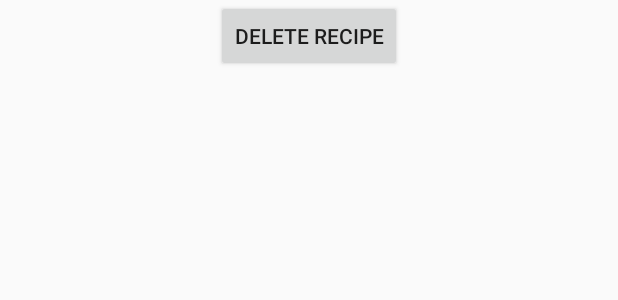
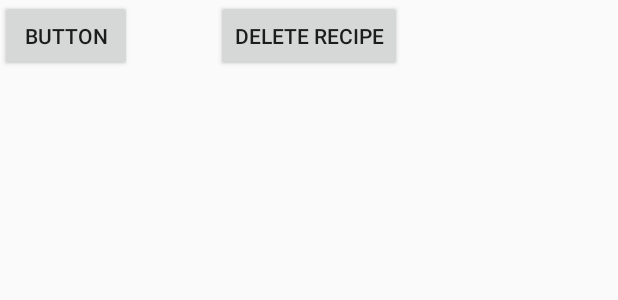
Before and after one commit to charliekid/FrugalFoodie, an Android app: the layout activity_admin_menu.xml on its own in the app's theme, with its tools: preview values and no code run, on a phone screen of 412 x 824 dp. Shown: the top 300 px of the screen. Run offline under Robolectric (Android 15) with nearby library versions, the phone set to English and light mode, and no system bars.

```diff
--- a/app/src/main/AndroidManifest.xml
+++ b/app/src/main/AndroidManifest.xml
@@ -9,7 +9,8 @@
         android:roundIcon="@mipmap/ic_launcher_round"
         android:supportsRtl="true"
         android:theme="@style/AppTheme">
-        <activity android:name=".Admin.AdminDeleteRecipeActivity"></activity>
+        <activity android:name=".DummyViewRecipes"></activity>
+        <activity android:name=".Admin.AdminDeleteRecipeActivity" />
         <activity android:name=".Admin.AdminMenuActivity" />
         <activity android:name=".UploadRecipe" />
         <activity android:name=".ViewRecipe" />
--- a/app/src/main/res/layout/activity_admin_menu.xml
+++ b/app/src/main/res/layout/activity_admin_menu.xml
@@ -14,4 +14,12 @@
         app:layout_constraintEnd_toEndOf="parent"
         app:layout_constraintStart_toStartOf="parent"
         tools:layout_editor_absoluteY="172dp" />
+
+    <Button
+        android:id="@+id/dummyButton"
+        android:layout_width="wrap_content"
+        android:layout_height="wrap_content"
+        android:text="Button"
+        tools:layout_editor_absoluteX="161dp"
+        tools:layout_editor_absoluteY="290dp" />
 </androidx.constraintlayout.widget.ConstraintLayout>
```
Also changed, not shown: app/src/main/java/com/example/frugalfoodie/Admin/AdminMenuActivity.java (+13 -0 lines), app/src/main/java/com/example/frugalfoodie/DB/RecipeDAO.java (+6 -2 lines), app/src/main/java/com/example/frugalfoodie/DummyViewRecipes.java (added, +44 -0 lines), app/src/main/res/layout/activity_dummy_view_recipes.xml (added, +16 -0 lines).
